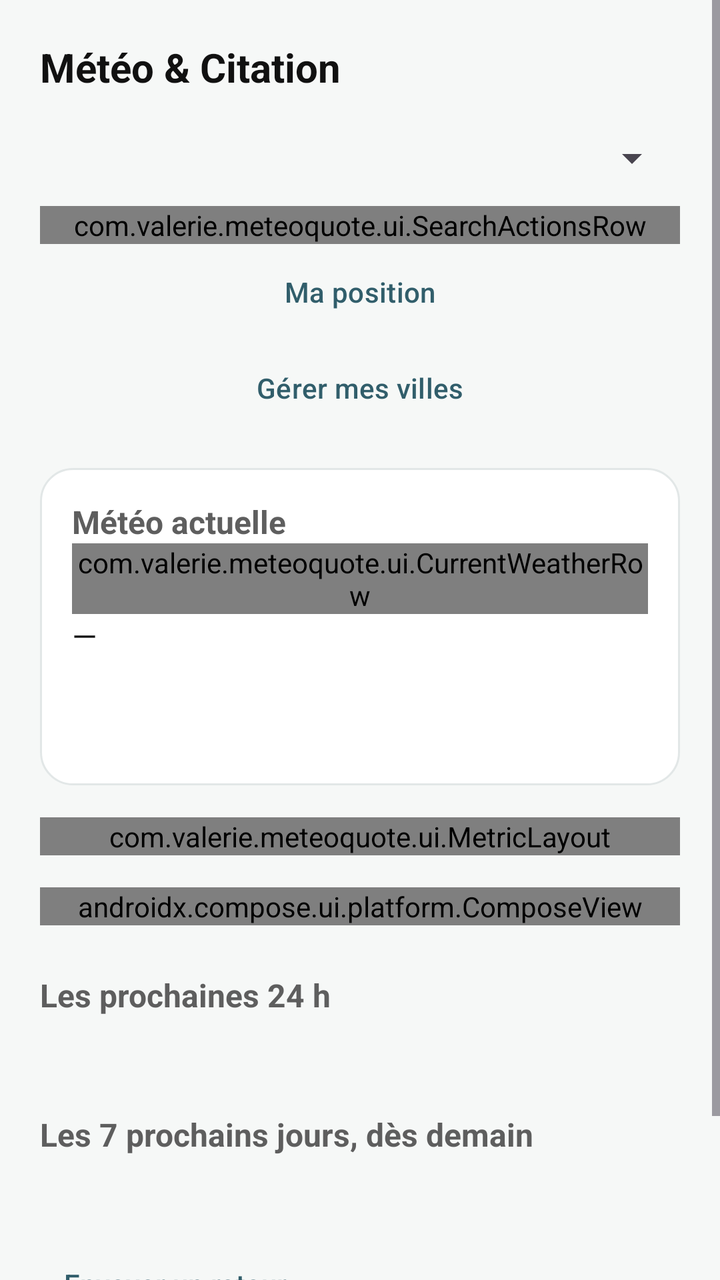
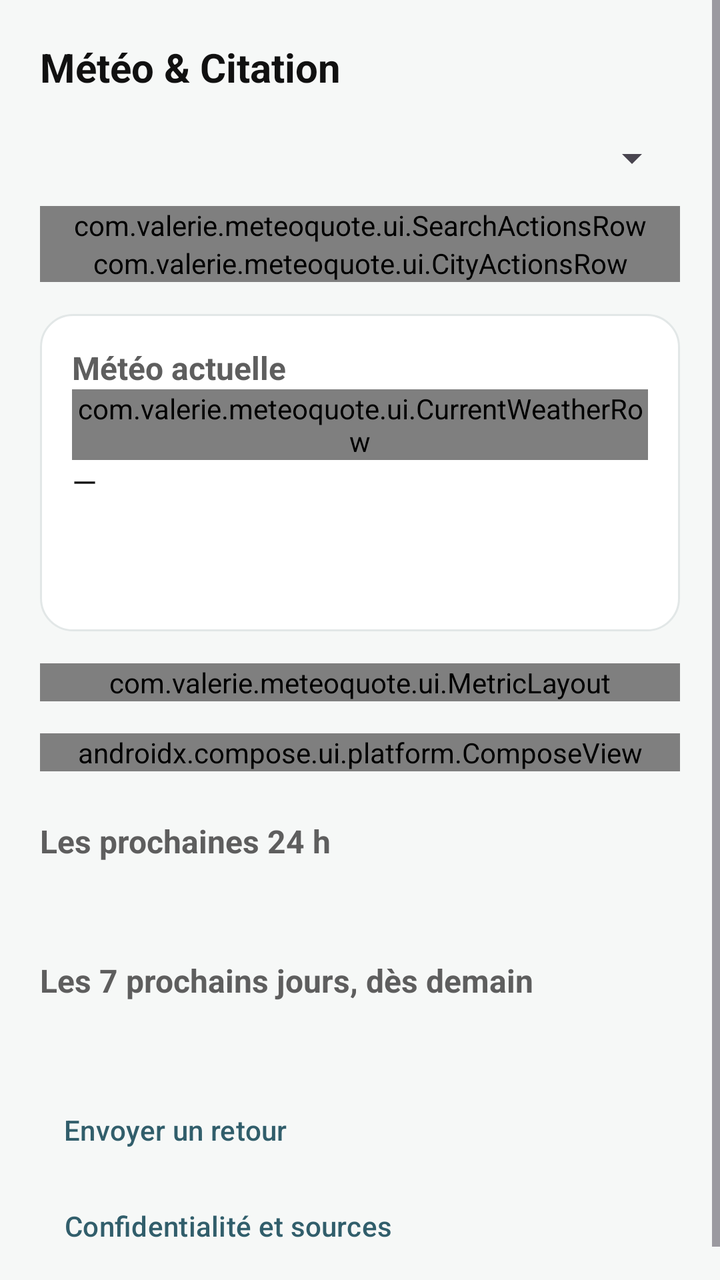

Screens rendered from an Android XML layout before and after an edit, with the pre-edit source and the edit as a unified diff.
<!-- AndroidManifest.xml: application theme Theme.MeteoQuote -->
<!-- res/layout/activity_main.xml -->
<?xml version="1.0" encoding="utf-8"?>
<ScrollView
  xmlns:android="http://schemas.android.com/apk/res/android"
  xmlns:app="http://schemas.android.com/apk/res-auto"
  android:layout_width="match_parent"
  android:layout_height="match_parent"
  android:background="#F6F8F7"
  android:fillViewport="true">
  <androidx.constraintlayout.widget.ConstraintLayout
    android:layout_width="match_parent"
    android:layout_height="wrap_content">
    <LinearLayout
      android:id="@+id/rootContainer"
      android:orientation="vertical"
      android:padding="@dimen/page_margin"
      android:layout_width="0dp"
      android:layout_height="wrap_content"
      app:layout_constraintWidth_max="720dp"
      app:layout_constraintStart_toStartOf="parent"
      app:layout_constraintEnd_toEndOf="parent"
      app:layout_constraintTop_toTopOf="parent">
      <TextView
        android:id="@+id/tvAppTitle"
        style="@style/TextTitleLarge"
        android:text="@string/title_meteo_citation"
        android:layout_width="match_parent"
        android:layout_height="wrap_content" />
      <Spinner
        android:id="@+id/spinnerCities"
        android:layout_width="match_parent"
        android:layout_height="wrap_content"
        android:minHeight="48dp"
        android:layout_marginTop="@dimen/space_small"
        android:contentDescription="@string/selected_city" />
      <com.valerie.meteoquote.ui.SearchActionsRow
        android:layout_width="match_parent"
        android:layout_height="wrap_content"
        android:gravity="center_vertical">
        <EditText
          android:id="@+id/etCitySearch"
          style="@style/TextBody"
          android:layout_width="0dp"
          android:layout_weight="1"
          android:layout_height="wrap_content"
          android:minHeight="48dp"
          android:hint="@string/search_city"
          android:inputType="textCapWords|textMultiLine"
          android:importantForAutofill="no"
          android:scrollHorizontally="false"
          android:singleLine="false"
          android:maxLines="3"
          android:textColorHint="#52646B" />
        <LinearLayout
          android:layout_width="wrap_content"
          android:layout_height="wrap_content">
          <Button
            android:id="@+id/btnAddCity"
            style="@style/ActionIcon"
            android:layout_width="48dp"
            android:layout_height="48dp"
            android:contentDescription="@string/city_search_action"
            app:icon="@android:drawable/ic_menu_search" />
        </LinearLayout>
      </com.valerie.meteoquote.ui.SearchActionsRow>
      <Button
        android:id="@+id/btnLocate"
        style="@style/ActionSecondary"
        android:layout_width="match_parent"
        android:layout_height="wrap_content"
        android:minHeight="48dp"
        android:text="@string/city_my_position"
        android:contentDescription="@string/city_my_position"
        app:icon="@drawable/sharp_my_location_24" />
      <Button
        android:id="@+id/btnManageCities"
        style="@style/ActionSecondary"
        android:layout_width="match_parent"
        android:layout_height="wrap_content"
        android:minHeight="48dp"
        android:text="@string/city_manage"
        android:contentDescription="@string/city_manage" />
      <ProgressBar
        android:id="@+id/searchProgress"
        android:layout_width="32dp"
        android:layout_height="32dp"
        android:importantForAccessibility="no"
        android:visibility="gone" />
      <TextView
        android:id="@+id/searchStatus"
        style="@style/TextBody"
        android:layout_width="match_parent"
        android:layout_height="wrap_content"
        android:accessibilityLiveRegion="polite"
        android:visibility="gone" />
      <LinearLayout
        android:id="@+id/searchResults"
        android:layout_width="match_parent"
        android:layout_height="wrap_content"
        android:orientation="vertical"
        android:visibility="gone" />
      <Button
        android:id="@+id/btnCancelSearch"
        style="@style/ActionSecondary"
        android:layout_width="wrap_content"
        android:layout_height="wrap_content"
        android:text="@string/city_search_cancel"
        android:visibility="gone" />
      <HorizontalScrollView
        android:id="@+id/recentChipsScroll"
        android:layout_width="match_parent"
        android:layout_height="wrap_content"
        android:scrollbars="horizontal">
        <LinearLayout
          android:id="@+id/containerRecentChips"
          android:layout_width="wrap_content"
          android:layout_height="wrap_content"
          android:orientation="horizontal"></LinearLayout>
      </HorizontalScrollView>
      <LinearLayout
        android:id="@+id/weatherBlock"
        android:orientation="vertical"
        android:layout_width="match_parent"
        android:layout_height="wrap_content"
        android:padding="@dimen/space_medium"
        android:layout_marginTop="@dimen/space_medium"
        android:background="@drawable/bg_surface">
        <TextView
          android:id="@+id/tvCurrentWeatherTitle"
          style="@style/TextSectionTitle"
          android:text="@string/current_weather"
          android:accessibilityHeading="true"
          android:layout_width="match_parent"
          android:layout_height="wrap_content" />
        <com.valerie.meteoquote.ui.CurrentWeatherRow
          android:id="@+id/currentWeatherRow"
          android:orientation="horizontal"
          android:gravity="center_vertical"
          android:layout_width="match_parent"
          android:layout_height="wrap_content">
          <ImageView
            android:id="@+id/ivIcon"
            android:layout_width="64dp"
            android:layout_height="64dp"
            android:importantForAccessibility="no" />
          <TextView
            android:id="@+id/tvTemp"
            android:text="@string/empty_temperature"
            android:textSize="48sp"
            android:textColor="#203A43"
            android:fontFamily="sans-serif-light"
            android:layout_marginStart="@dimen/space_small"
            android:layout_width="0dp"
            android:layout_weight="1"
            android:layout_height="wrap_content" />
        </com.valerie.meteoquote.ui.CurrentWeatherRow>
        <TextView
          android:id="@+id/tvCondition"
          style="@style/TextBody"
          android:text="@string/empty_value"
          android:layout_width="match_parent"
          android:layout_height="wrap_content"
          android:accessibilityLiveRegion="polite" />
        <Button
          android:id="@+id/btnRetry"
          style="@style/ActionSecondary"
          android:text="@string/retry"
          android:visibility="gone"
          android:layout_width="wrap_content"
          android:layout_height="wrap_content" />
        <LinearLayout
          android:orientation="horizontal"
          android:gravity="center_vertical"
          android:layout_width="match_parent"
          android:layout_height="wrap_content">
          <TextView
            android:id="@+id/tvUpdated"
            style="@style/TextSecondary"
            android:layout_width="0dp"
            android:layout_weight="1"
            android:layout_height="wrap_content"
            android:accessibilityLiveRegion="none" />
          <Button
            android:id="@+id/btnRefresh"
            style="@style/ActionIcon"
            android:layout_width="48dp"
            android:layout_height="48dp"
            android:contentDescription="@string/refresh"
            app:icon="@drawable/ic_refresh" />
        </LinearLayout>
      </LinearLayout>
      <Button
        android:id="@+id/btnWeatherDetails"
        style="@style/Widget.MaterialComponents.Button.TextButton"
        android:layout_width="wrap_content"
        android:layout_height="wrap_content"
        android:minHeight="48dp"
        android:text="@string/weather_data_details"
        android:contentDescription="@string/weather_data_details_accessibility"
        android:visibility="gone" />
      <com.valerie.meteoquote.ui.MetricLayout
        android:id="@+id/containerChips"
        android:layout_width="match_parent"
        android:layout_height="wrap_content"
        android:layout_marginTop="@dimen/space_medium">
        <include
          android:id="@+id/uvCard"
          layout="@layout/item_metric" />
        <include
          android:id="@+id/aqiCard"
          layout="@layout/item_metric" />
      </com.valerie.meteoquote.ui.MetricLayout>
      <androidx.compose.ui.platform.ComposeView
        android:id="@+id/quoteBlock"
        android:layout_width="match_parent"
        android:layout_height="wrap_content"
        android:layout_marginTop="@dimen/space_medium" />
      <TextView
        android:id="@+id/tvHourlyTitle"
        style="@style/SectionHeading"
        android:text="@string/hourly_title"
        android:layout_width="match_parent"
        android:layout_height="wrap_content" />
      <HorizontalScrollView
        android:layout_width="match_parent"
        android:layout_height="wrap_content"
        android:scrollbars="horizontal"
        android:fadeScrollbars="false"
        android:scrollbarSize="2dp"
        android:paddingBottom="@dimen/space_small">
        <LinearLayout
          android:id="@+id/containerHourly"
          android:orientation="horizontal"
          android:layout_width="wrap_content"
          android:layout_height="wrap_content"
          android:paddingTop="@dimen/space_small"
          android:paddingBottom="@dimen/space_small" />
      </HorizontalScrollView>
      <TextView
        android:id="@+id/tvDailyTitle"
        style="@style/SectionHeading"
        android:text="@string/daily_title"
        android:layout_width="match_parent"
        android:layout_height="wrap_content" />
      <LinearLayout
        android:id="@+id/containerDaily"
        android:orientation="vertical"
        android:layout_width="match_parent"
        android:layout_height="wrap_content"
        android:paddingTop="@dimen/space_small"
        android:paddingBottom="@dimen/space_small" />
      <Button
        android:id="@+id/btnToggleDaily"
        style="@style/ActionSecondary"
        android:text="@string/show_week"
        android:visibility="gone"
        android:layout_width="wrap_content"
        android:layout_height="wrap_content" />
      <Button
        android:id="@+id/btnFeedback"
        style="@style/ActionSecondary"
        android:text="@string/feedback"
        android:layout_marginTop="@dimen/space_large"
        android:layout_width="wrap_content"
        android:layout_height="wrap_content" />
      <Button
        android:id="@+id/btnPrivacy"
        style="@style/ActionSecondary"
        android:text="@string/privacy_title"
        android:layout_width="wrap_content"
        android:layout_height="wrap_content" />
    </LinearLayout>
  </androidx.constraintlayout.widget.ConstraintLayout>
</ScrollView>
<!-- res/layout/item_metric.xml (included above) -->
<LinearLayout xmlns:android="http://schemas.android.com/apk/res/android"
    android:orientation="vertical" android:padding="@dimen/metric_padding"
    android:background="@drawable/bg_surface" android:layout_width="match_parent" android:layout_height="wrap_content">
    <TextView android:id="@+id/metricTitle" style="@style/TextSecondary" android:layout_width="match_parent" android:layout_height="wrap_content"/>
    <TextView android:id="@+id/metricValue" style="@style/MetricValue" android:layout_width="match_parent" android:layout_height="wrap_content"/>
    <TextView android:id="@+id/metricLevel" style="@style/TextSecondary" android:layout_width="match_parent" android:layout_height="wrap_content"/>
    <TextView android:id="@+id/metricPeak" style="@style/TextSecondary" android:layout_width="match_parent" android:layout_height="wrap_content"/>
</LinearLayout>
<!-- resources referenced by this layout -->
<resources>
  <dimen name="metric_padding">8dp</dimen>
  <dimen name="page_margin">20dp</dimen>
  <dimen name="space_large">24dp</dimen>
  <dimen name="space_medium">16dp</dimen>
  <dimen name="space_small">8dp</dimen>
  <!-- drawable bg_surface (drawable) -->
  <shape xmlns:android="http://schemas.android.com/apk/res/android">
      <solid android:color="#FFFFFF" />
      <corners android:radius="@dimen/card_radius" />
      <stroke android:width="1dp" android:color="#E2E7E7" />
  </shape>
  <string name="city_manage">Gérer mes villes</string>
  <string name="city_my_position">Ma position</string>
  <string name="city_search_action">Rechercher</string>
  <string name="city_search_cancel">Annuler</string>
  <string name="current_weather">Météo actuelle</string>
  <string name="daily_title">Les 7 prochains jours, dès demain</string>
  <string name="empty_temperature">— °C</string>
  <string name="empty_value">—</string>
  <string name="feedback">Envoyer un retour</string>
  <string name="hourly_title">Les prochaines 24 h</string>
  <string name="privacy_title">Confidentialité et sources</string>
  <string name="refresh">Actualiser</string>
  <string name="retry">Réessayer</string>
  <string name="search_city">Rechercher une ville</string>
  <string name="selected_city">Ville sélectionnée</string>
  <string name="show_week">Voir les 7 jours</string>
  <string name="title_meteo_citation">Météo &amp; Citation</string>
  <string name="weather_data_details">Détails des données</string>
  <string name="weather_data_details_accessibility">Détails des données : afficher les heures des conditions et du téléchargement</string>
  <style name="ActionIcon" parent="ActionSecondary">
          <item name="android:minWidth">48dp</item>
          <item name="android:padding">12dp</item>
          <item name="iconPadding">0dp</item>
          <item name="iconGravity">textStart</item>
          <item name="iconSize">24dp</item>
          <item name="android:insetTop">0dp</item>
          <item name="android:insetBottom">0dp</item>
      </style>
  <style name="ActionSecondary" parent="Widget.Material3.Button.TextButton">
          <item name="android:minHeight">48dp</item>
          <item name="android:textSize">14sp</item>
          <item name="android:textAllCaps">false</item>
          <item name="android:textColor">@color/action_tint</item>
          <item name="iconTint">@color/action_tint</item>
      </style>
  <style name="MetricValue" parent="TextBody">
          <item name="android:textSize">24sp</item>
          <item name="android:layout_marginTop">8dp</item>
          <item name="android:layout_marginBottom">8dp</item>
      </style>
  <style name="SectionHeading" parent="TextSectionTitle">
          <item name="android:layout_marginTop">@dimen/space_large</item>
      </style>
  <style name="TextBody">
          <item name="android:textSize">16sp</item>
          <item name="android:textColor">#111111</item>
      </style>
  <style name="TextSecondary">
          <item name="android:textSize">14sp</item>
          <item name="android:textColor">#52646B</item>
      </style>
  <style name="TextSectionTitle">
          <item name="android:textSize">16sp</item>
          <item name="android:textStyle">bold</item>
          <item name="android:textColor">#5E5E5E</item>
      </style>
  <style name="TextTitleLarge">
          <item name="android:textSize">20sp</item>
          <item name="android:textStyle">bold</item>
          <item name="android:textColor">#111111</item>
      </style>
  <style name="Theme.MeteoQuote" parent="Base.Theme.MeteoQuote" />
  <dimen name="card_radius">16dp</dimen>
  <!-- unchanged entries left out for length: 3 -->
</resources>

<!-- the commit's change to res/layout/activity_main.xml (unified diff, before → after) -->
@@ -62,6 +62,9 @@
             app:icon="@android:drawable/ic_menu_search" />
         </LinearLayout>
       </com.valerie.meteoquote.ui.SearchActionsRow>
+      <com.valerie.meteoquote.ui.CityActionsRow
+        android:layout_width="match_parent"
+        android:layout_height="wrap_content">
       <Button
         android:id="@+id/btnLocate"
         style="@style/ActionSecondary"
@@ -69,6 +72,8 @@
         android:layout_height="wrap_content"
         android:minHeight="48dp"
         android:text="@string/city_my_position"
+        android:paddingStart="8dp"
+        android:paddingEnd="8dp"
         android:contentDescription="@string/city_my_position"
         app:icon="@drawable/sharp_my_location_24" />
       <Button
@@ -78,7 +83,10 @@
         android:layout_height="wrap_content"
         android:minHeight="48dp"
         android:text="@string/city_manage"
+        android:paddingStart="8dp"
+        android:paddingEnd="8dp"
         android:contentDescription="@string/city_manage" />
+      </com.valerie.meteoquote.ui.CityActionsRow>
       <ProgressBar
         android:id="@+id/searchProgress"
         android:layout_width="32dp"
@@ -190,7 +198,7 @@
       </LinearLayout>
       <Button
         android:id="@+id/btnWeatherDetails"
-        style="@style/Widget.MaterialComponents.Button.TextButton"
+        style="@style/ActionSecondary"
         android:layout_width="wrap_content"
         android:layout_height="wrap_content"
         android:minHeight="48dp"
